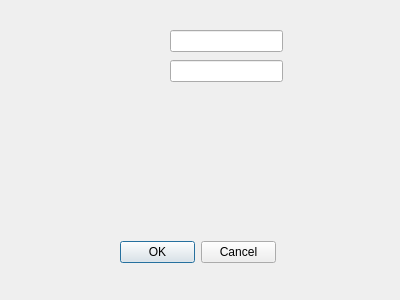
m-rajaee/PlantsVsZombies, file changeaccountinformation.ui: the form before one commit.
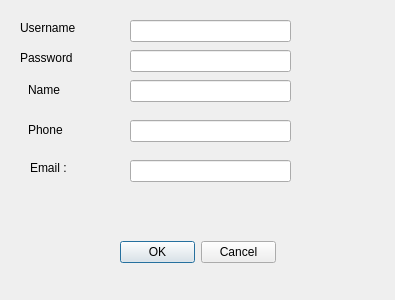
The form after the commit.

```diff
--- a/changeaccountinformation.ui
+++ b/changeaccountinformation.ui
@@ -6,7 +6,7 @@
    <rect>
     <x>0</x>
     <y>0</y>
-    <width>400</width>
+    <width>395</width>
     <height>300</height>
    </rect>
   </property>
@@ -29,9 +29,9 @@
   <widget class="QLineEdit" name="lineEdit">
    <property name="geometry">
     <rect>
-     <x>170</x>
-     <y>30</y>
-     <width>113</width>
+     <x>130</x>
+     <y>20</y>
+     <width>161</width>
      <height>22</height>
     </rect>
    </property>
@@ -39,13 +39,108 @@
   <widget class="QLineEdit" name="lineEdit_2">
    <property name="geometry">
     <rect>
-     <x>170</x>
-     <y>60</y>
-     <width>113</width>
+     <x>130</x>
+     <y>50</y>
+     <width>161</width>
      <height>22</height>
     </rect>
    </property>
   </widget>
+  <widget class="QLineEdit" name="name">
+   <property name="geometry">
+    <rect>
+     <x>130</x>
+     <y>80</y>
+     <width>161</width>
+     <height>22</height>
+    </rect>
+   </property>
+  </widget>
+  <widget class="QLineEdit" name="phone">
+   <property name="geometry">
+    <rect>
+     <x>130</x>
+     <y>120</y>
+     <width>161</width>
+     <height>22</height>
+    </rect>
+   </property>
+  </widget>
+  <widget class="QLineEdit" name="email">
+   <property name="geometry">
+    <rect>
+     <x>130</x>
+     <y>160</y>
+     <width>161</width>
+     <height>22</height>
+    </rect>
+   </property>
+  </widget>
+  <widget class="QLabel" name="label">
+   <property name="geometry">
+    <rect>
+     <x>20</x>
+     <y>20</y>
+     <width>61</width>
+     <height>16</height>
+    </rect>
+   </property>
+   <property name="text">
+    <string>Username</string>
+   </property>
+  </widget>
+  <widget class="QLabel" name="label_2">
+   <property name="geometry">
+    <rect>
+     <x>20</x>
+     <y>50</y>
+     <width>71</width>
+     <height>16</height>
+    </rect>
+   </property>
+   <property name="text">
+    <string>Password</string>
+   </property>
+  </widget>
+  <widget class="QLabel" name="label_3">
+   <property name="geometry">
+    <rect>
+     <x>28</x>
+     <y>80</y>
+     <width>51</width>
+     <height>20</height>
+    </rect>
+   </property>
+   <property name="text">
+    <string>Name</string>
+   </property>
+  </widget>
+  <widget class="QLabel" name="label_4">
+   <property name="geometry">
+    <rect>
+     <x>28</x>
+     <y>120</y>
+     <width>61</width>
+     <height>20</height>
+    </rect>
+   </property>
+   <property name="text">
+    <string>Phone</string>
+   </property>
+  </widget>
+  <widget class="QLabel" name="label_5">
+   <property name="geometry">
+    <rect>
+     <x>30</x>
+     <y>160</y>
+     <width>49</width>
+     <height>16</height>
+    </rect>
+   </property>
+   <property name="text">
+    <string>Email : </string>
+   </property>
+  </widget>
  </widget>
  <resources/>
  <connections/>
```
Left out of the diff: 4 changed lines with no effect on the pictures.
